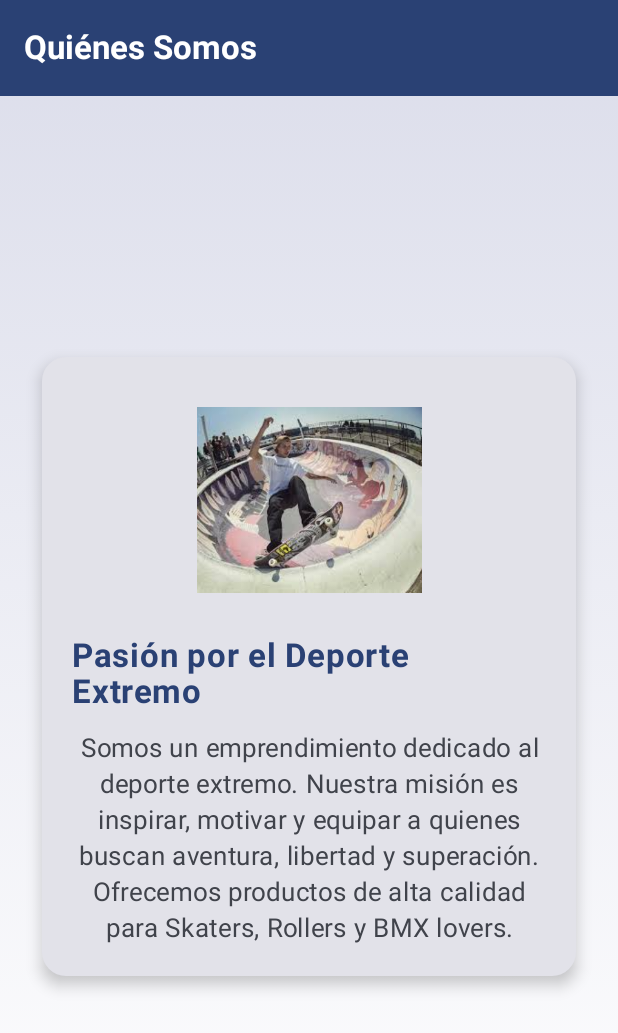
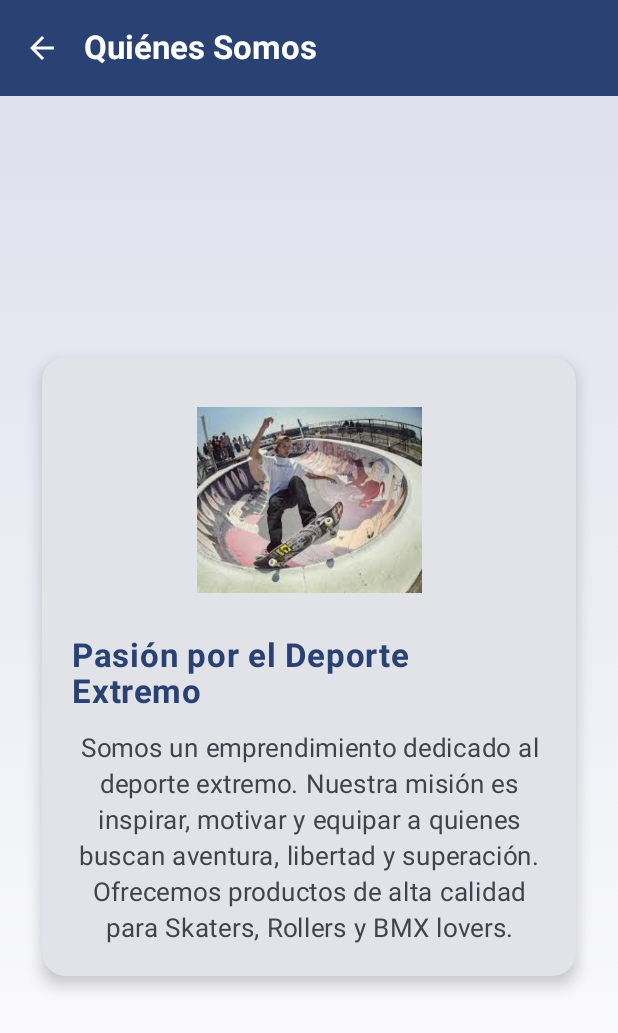
Before and after one commit to Benjacpw/ProyectoKotline, an Android app built with Jetpack Compose: the HomeScreen screen opened through its navigation route, after a tap on "👥 Quiénes Somos", on a phone screen of 412 x 824 dp. Shown: the top 1033 px of the screen. Run offline under Robolectric (Android 15) with nearby library versions, the phone set to English and light mode, and no system bars; our stand-ins replace Room's generated code.

Commit message:
Projecto terminado

```diff
--- a/app/src/main/java/com/example/avance/HomeScreen.kt
+++ b/app/src/main/java/com/example/avance/HomeScreen.kt
@@ -28,7 +28,7 @@ fun HomeScreen(navController: NavController, isAdmin: Boolean) {
             verticalArrangement = Arrangement.spacedBy(20.dp)
         ) {
             Text(
-                text = "Bienvenido a Avance",
+                text = "Bienvenido a ExtremeShop",
                 style = MaterialTheme.typography.titleLarge,
                 fontSize = 22.sp
             )
--- a/app/src/main/java/com/example/avance/MainActivity.kt
+++ b/app/src/main/java/com/example/avance/MainActivity.kt
@@ -13,7 +13,7 @@ class MainActivity : ComponentActivity() {
         setContent {
             AvanceTheme {
                 Surface(color = MaterialTheme.colorScheme.background) {
-                    AppNavigation()  // ✅ Usa el NavHost correcto
+                    AppNavigation()
                 }
             }
         }
--- a/app/src/main/java/com/example/avance/NavHost.kt
+++ b/app/src/main/java/com/example/avance/NavHost.kt
@@ -52,11 +52,11 @@ fun AppNavigation() {
             DetalleProductoScreen(
                 productoId = id,
                 viewModel = productosViewModel,
-                carritoViewModel = carritoViewModel, // ✅ ahora se lo pasamos
+                carritoViewModel = carritoViewModel,
                 navController = navController
             )
         }
 
-        composable("quienes_somos") { QuienesSomosScreen() }
+        composable("quienes_somos") { QuienesSomosScreen(navController) }
     }
 }
--- a/app/src/main/java/com/example/avance/QuienesSomosScreen.kt
+++ b/app/src/main/java/com/example/avance/QuienesSomosScreen.kt
@@ -4,6 +4,8 @@ import androidx.compose.foundation.Image
 import androidx.compose.foundation.background
 import androidx.compose.foundation.layout.*
 import androidx.compose.foundation.shape.RoundedCornerShape
+import androidx.compose.material.icons.Icons
+import androidx.compose.material.icons.automirrored.filled.ArrowBack
 import androidx.compose.material3.*
 import androidx.compose.runtime.Composable
 import androidx.compose.ui.Alignment
@@ -16,14 +18,24 @@ import androidx.compose.ui.text.style.TextAlign
 import androidx.compose.ui.tooling.preview.Preview
 import androidx.compose.ui.unit.dp
 import androidx.compose.ui.unit.sp
+import androidx.navigation.NavController
 
 @OptIn(ExperimentalMaterial3Api::class)
 @Composable
-fun QuienesSomosScreen() {
+fun QuienesSomosScreen(navController: NavController? = null) {
     Scaffold(
         topBar = {
             TopAppBar(
                 title = { Text("Quiénes Somos", fontWeight = FontWeight.Bold) },
+                navigationIcon = {
+                    IconButton(onClick = { navController?.popBackStack() }) {
+                        Icon(
+                            imageVector = Icons.AutoMirrored.Filled.ArrowBack,
+                            contentDescription = "Volver atrás",
+                            tint = Color.White
+                        )
+                    }
+                },
                 colors = TopAppBarDefaults.topAppBarColors(
                     containerColor = MaterialTheme.colorScheme.primary,
                     titleContentColor = Color.White
```
Also changed, not shown: app/src/main/java/com/example/avance/CatalogoScreen.kt (+10 -0 lines).
